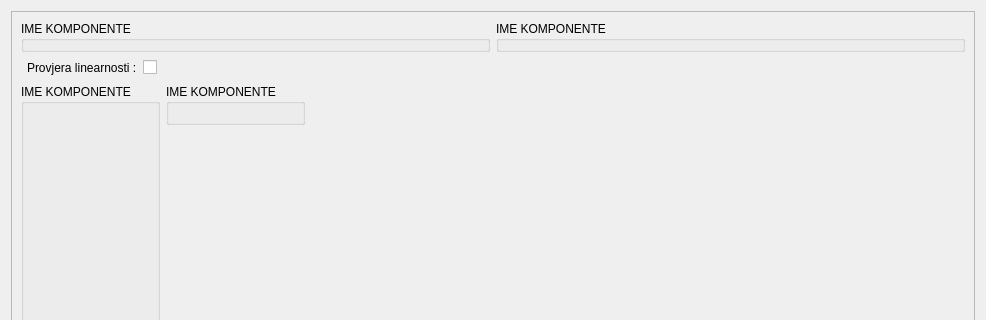
vmilic/umjeravanje, file app/view/uiFiles/tab_rezultat.ui: the form before one commit; both pictures show x 0 to 986 and y 0 to 320 of the 986 by 789 pixel window.
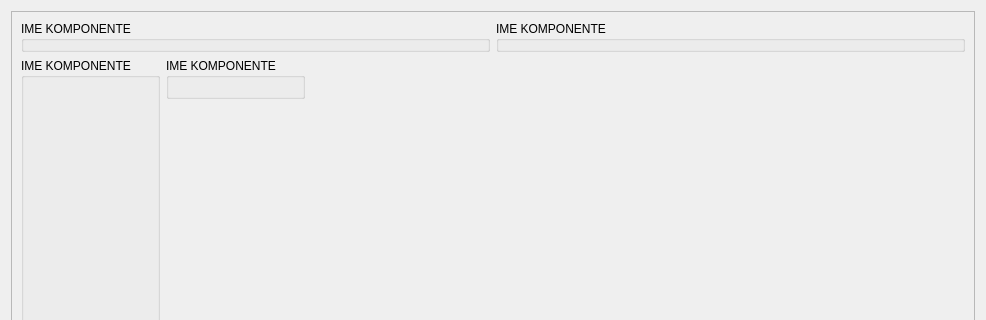
The form after the commit.

The edit to the form file:
```diff
--- a/app/view/uiFiles/tab_rezultat.ui
+++ b/app/view/uiFiles/tab_rezultat.ui
@@ -68,49 +68,6 @@
            </item>
           </layout>
          </item>
-         <item>
-          <layout class="QHBoxLayout" name="horizontalLayout_6">
-           <property name="leftMargin">
-            <number>6</number>
-           </property>
-           <property name="topMargin">
-            <number>0</number>
-           </property>
-           <property name="rightMargin">
-            <number>6</number>
-           </property>
-           <property name="bottomMargin">
-            <number>0</number>
-           </property>
-           <item>
-            <widget class="QLabel" name="label">
-             <property name="text">
-              <string>Provjera linearnosti :</string>
-             </property>
-            </widget>
-           </item>
-           <item>
-            <widget class="QCheckBox" name="checkBoxLinearnost">
-             <property name="text">
-              <string/>
-             </property>
-            </widget>
-           </item>
-           <item>
-            <spacer name="horizontalSpacer_3">
-             <property name="orientation">
-              <enum>Qt::Horizontal</enum>
-             </property>
-             <property name="sizeHint" stdset="0">
-              <size>
-               <width>40</width>
-               <height>20</height>
-              </size>
-             </property>
-            </spacer>
-           </item>
-          </layout>
-         </item>
          <item>
           <layout class="QHBoxLayout" name="horizontalLayout_7">
            <property name="margin">
```
